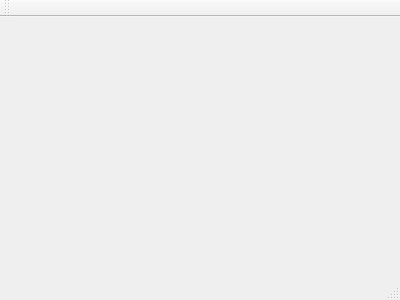
Before: the Qt Designer form mainwindow.ui in Paimen/Tourney-Keeper, drawn with Qt 5.
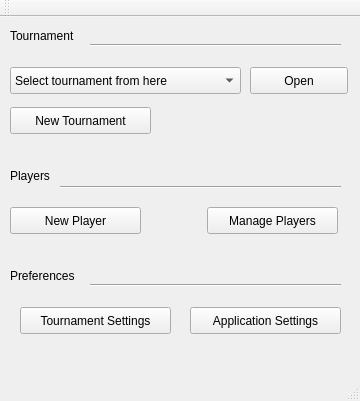
After: the same form once the commit is applied.

Commit message: draft for main window

Diff of the .ui file:
```diff
--- a/mainwindow.ui
+++ b/mainwindow.ui
@@ -1,24 +1,217 @@
 <ui version="4.0">
  <class>MainWindow</class>
- <widget class="QMainWindow" name="MainWindow" >
-  <property name="geometry" >
+ <widget class="QMainWindow" name="MainWindow">
+  <property name="geometry">
    <rect>
     <x>0</x>
     <y>0</y>
-    <width>400</width>
-    <height>300</height>
+    <width>360</width>
+    <height>401</height>
    </rect>
   </property>
   <property name="windowTitle" >
    <string>MainWindow</string>
   </property>
-  <widget class="QMenuBar" name="menuBar" />
-  <widget class="QToolBar" name="mainToolBar" />
-  <widget class="QWidget" name="centralWidget" />
-  <widget class="QStatusBar" name="statusBar" />
+  <widget class="QWidget" name="centralWidget">
+   <widget class="QComboBox" name="comboboxTourneyPicker">
+    <property name="geometry">
+     <rect>
+      <x>10</x>
+      <y>50</y>
+      <width>231</width>
+      <height>27</height>
+     </rect>
+    </property>
+    <property name="contextMenuPolicy">
+     <enum>Qt::DefaultContextMenu</enum>
+    </property>
+    <property name="editable">
+     <bool>false</bool>
+    </property>
+    <item>
+     <property name="text">
+      <string>Select tournament from here</string>
+     </property>
+    </item>
+   </widget>
+   <widget class="QLabel" name="label">
+    <property name="geometry">
+     <rect>
+      <x>10</x>
+      <y>10</y>
+      <width>91</width>
+      <height>17</height>
+     </rect>
+    </property>
+    <property name="text">
+     <string>Tournament</string>
+    </property>
+   </widget>
+   <widget class="Line" name="line">
+    <property name="geometry">
+     <rect>
+      <x>90</x>
+      <y>20</y>
+      <width>251</width>
+      <height>16</height>
+     </rect>
+    </property>
+    <property name="orientation">
+     <enum>Qt::Horizontal</enum>
+    </property>
+   </widget>
+   <widget class="QPushButton" name="buttonOpenTourney">
+    <property name="geometry">
+     <rect>
+      <x>250</x>
+      <y>50</y>
+      <width>98</width>
+      <height>27</height>
+     </rect>
+    </property>
+    <property name="text">
+     <string>Open</string>
+    </property>
+   </widget>
+   <widget class="QPushButton" name="buttonNewTournament">
+    <property name="geometry">
+     <rect>
+      <x>10</x>
+      <y>90</y>
+      <width>141</width>
+      <height>27</height>
+     </rect>
+    </property>
+    <property name="text">
+     <string>New Tournament</string>
+    </property>
+   </widget>
+   <widget class="QLabel" name="playersLabel">
+    <property name="geometry">
+     <rect>
+      <x>10</x>
+      <y>150</y>
+      <width>66</width>
+      <height>17</height>
+     </rect>
+    </property>
+    <property name="text">
+     <string>Players</string>
+    </property>
+   </widget>
+   <widget class="QLabel" name="prefrencesLabel">
+    <property name="geometry">
+     <rect>
+      <x>10</x>
+      <y>250</y>
+      <width>91</width>
+      <height>17</height>
+     </rect>
+    </property>
+    <property name="text">
+     <string>Preferences</string>
+    </property>
+   </widget>
+   <widget class="Line" name="line_2">
+    <property name="geometry">
+     <rect>
+      <x>60</x>
+      <y>160</y>
+      <width>281</width>
+      <height>21</height>
+     </rect>
+    </property>
+    <property name="orientation">
+     <enum>Qt::Horizontal</enum>
+    </property>
+   </widget>
+   <widget class="Line" name="line_3">
+    <property name="geometry">
+     <rect>
+      <x>90</x>
+      <y>260</y>
+      <width>251</width>
+      <height>16</height>
+     </rect>
+    </property>
+    <property name="orientation">
+     <enum>Qt::Horizontal</enum>
+    </property>
+   </widget>
+   <widget class="QPushButton" name="buttonNewPlayer">
+    <property name="geometry">
+     <rect>
+      <x>10</x>
+      <y>190</y>
+      <width>131</width>
+      <height>27</height>
+     </rect>
+    </property>
+    <property name="text">
+     <string>New Player</string>
+    </property>
+   </widget>
+   <widget class="QPushButton" name="buttonManagePlayers">
+    <property name="geometry">
+     <rect>
+      <x>207</x>
+      <y>190</y>
+      <width>131</width>
+      <height>27</height>
+     </rect>
+    </property>
+    <property name="text">
+     <string>Manage Players</string>
+    </property>
+   </widget>
+   <widget class="QPushButton" name="buttonTournamentSettings">
+    <property name="geometry">
+     <rect>
+      <x>20</x>
+      <y>290</y>
+      <width>151</width>
+      <height>27</height>
+     </rect>
+    </property>
+    <property name="text">
+     <string>Tournament Settings</string>
+    </property>
+   </widget>
+   <widget class="QPushButton" name="buttonApplicationSettings">
+    <property name="geometry">
+     <rect>
+      <x>190</x>
+      <y>290</y>
+      <width>151</width>
+      <height>27</height>
+     </rect>
+    </property>
+    <property name="text">
+     <string>Application Settings</string>
+    </property>
+   </widget>
+  </widget>
+  <widget class="QMenuBar" name="menuBar">
+   <property name="geometry">
+    <rect>
+     <x>0</x>
+     <y>0</y>
+     <width>360</width>
+     <height>25</height>
+    </rect>
+   </property>
+  </widget>
+  <widget class="QToolBar" name="mainToolBar">
+   <attribute name="toolBarArea">
+    <enum>TopToolBarArea</enum>
+   </attribute>
+   <attribute name="toolBarBreak">
+    <bool>true</bool>
+   </attribute>
+  </widget>
+  <widget class="QStatusBar" name="statusBar"/>
  </widget>
- <layoutDefault spacing="6" margin="11" />
- <pixmapfunction></pixmapfunction>
+ <layoutdefault spacing="6" margin="11"/>
  <resources/>
  <connections/>
 </ui>
```
Left out of the diff: 5 changed lines with no effect on the pictures.
